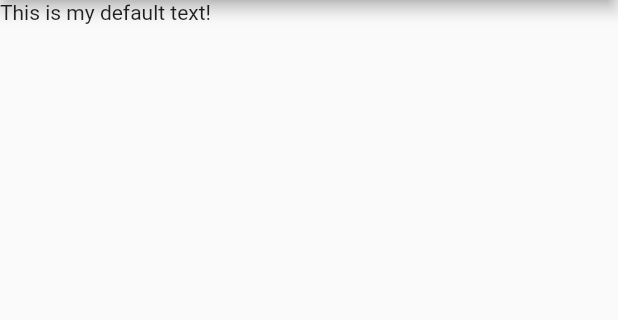
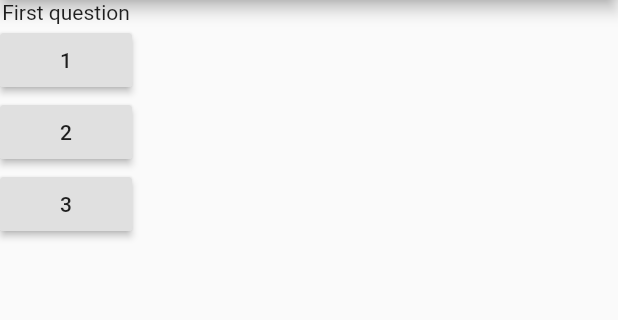
Before and after one commit to AnhVu23/flutter_playground, a Flutter app: the screen it shows after launch, on a phone screen of 412 x 824 dp, the part 84-404 px from its top. Run offline on Flutter 3.47's test engine with Material 2 defaults, Android fonts, the phone set to English and light mode, and no system bars.

```diff
--- a/lib/main.dart
+++ b/lib/main.dart
@@ -1,18 +1,42 @@
 import 'package:flutter/material.dart';
 
-class MyApp extends StatelessWidget {
+class MyApp extends StatefulWidget {
+  @override
+  State<StatefulWidget> createState() {
+    // TODO: implement createState
+    return MyAppState();
+  }
+}
+
+class MyAppState extends State<MyApp> {
+  var questionIndex = 0;
+  void answerQuestion() {
+    setState(() {
+      questionIndex++;
+    });
+  }
   @override
   Widget build(BuildContext context) {
+    List<String> questions = [
+      'First question',
+      'secondQuestion',
+      'third question'
+    ];
     // TODO: implement build
     return MaterialApp(home: Scaffold(
       appBar: AppBar(
         title: Text('Flutter playground'),
       ),
-      body: Text('This is my default text!'),
+      body: Column(children: [
+        Text(questions.elementAt(questionIndex)),
+        RaisedButton(child: Text('1'), onPressed: answerQuestion,),
+        RaisedButton(child: Text('2'), onPressed: answerQuestion,),
+        RaisedButton(child: Text('3'), onPressed: answerQuestion,),
+      ]),
 
     ), );
   }
-}
+  }
 
 void main() {
   runApp(MyApp());
```
